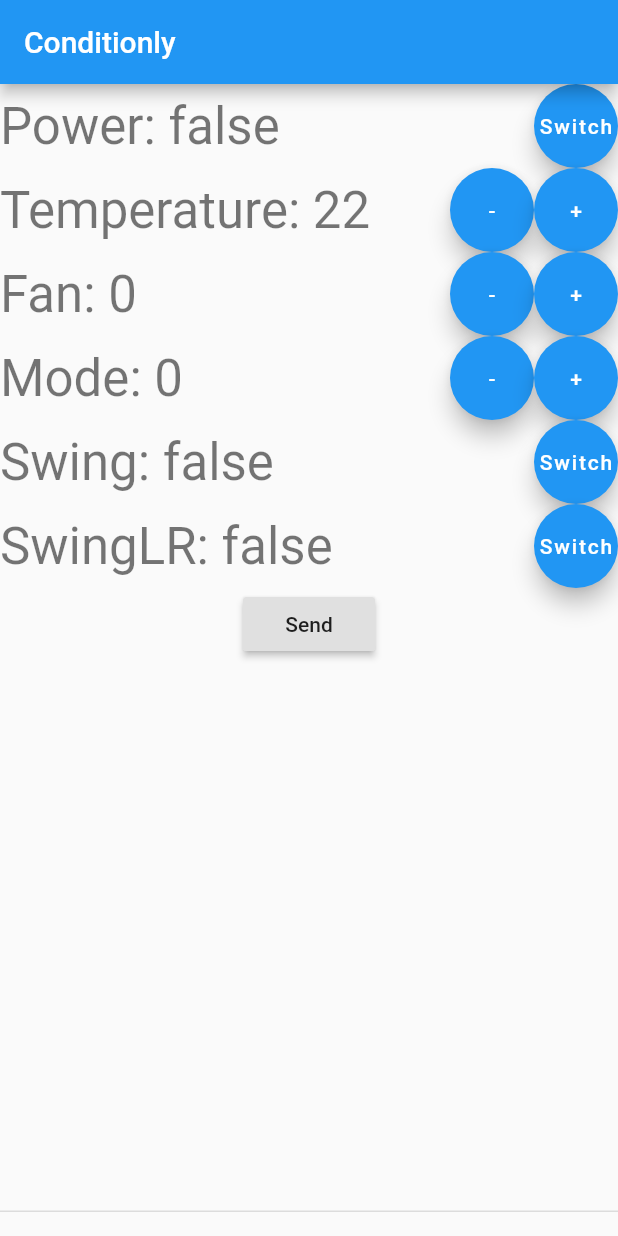
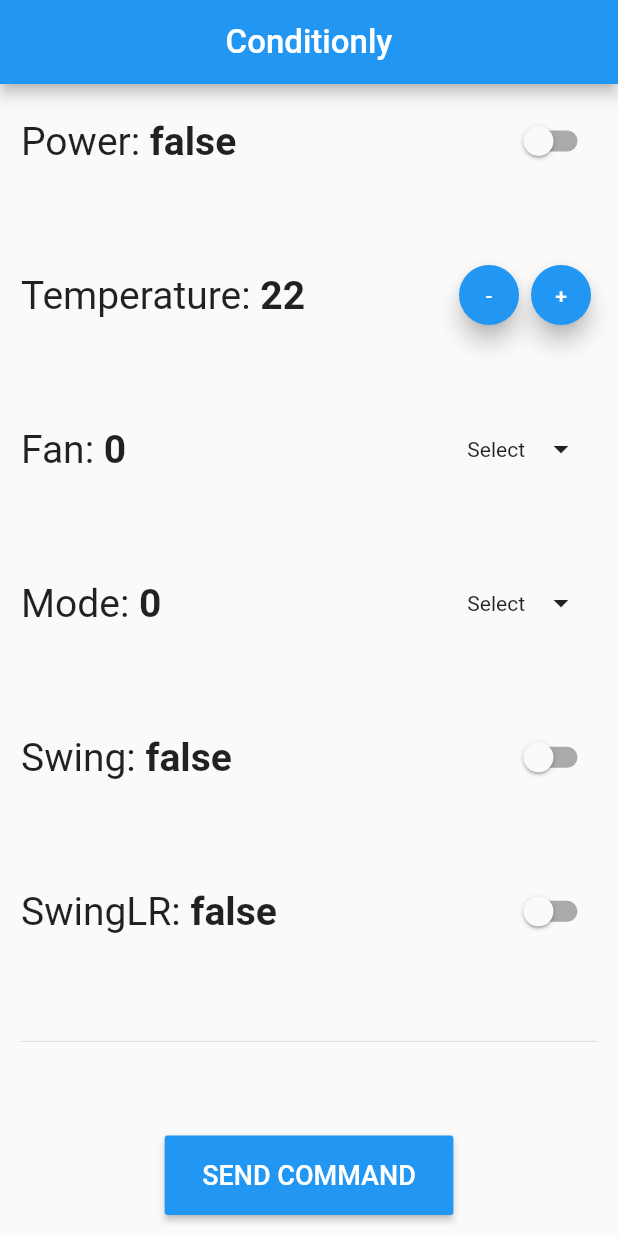
Before and after one commit to alittera/conditionly, a Flutter app: the screen it shows after launch, on a phone screen of 412 x 824 dp. Run offline on Flutter 3.47's test engine with Material 2 defaults, Android fonts, the phone set to English and light mode, and no system bars.

Commit message:
UI improvments

```diff
--- a/conditionly-app/lib/main.dart
+++ b/conditionly-app/lib/main.dart
@@ -159,6 +159,7 @@ class _MyHomePageState extends State<MyHomePage> {
         '"temp":${_tmp}' +
     '}';
     platform.invokeMethod('publishToDevice', {"payload": payload});
+
   }
 
   @override
@@ -173,24 +174,35 @@ class _MyHomePageState extends State<MyHomePage> {
         appBar: new AppBar(
           // Here we take the value from the MyHomePage object that was created by
           // the App.build method, and use it to set our appbar title.
-          title: new Text(widget.title),
+          title: new Text(widget.title, style: TextStyle(fontSize: 22.0)),
+          centerTitle: true,
         ),
-        body: Column(children: <Widget>[
+        body: Padding(padding: EdgeInsets.all(14.0),
+        child: Column(mainAxisAlignment: MainAxisAlignment.spaceBetween, children: <Widget>[
           new Row(
             mainAxisAlignment: MainAxisAlignment.spaceBetween,
             children: <Widget>[
-              new Column(children: <Widget>[
+              new Row(children: <Widget>[
                 new Text(
-                  'Power: $_power',
-                  style: Theme.of(context).textTheme.display1,
+                  'Power: ',
+                  style: TextStyle(fontSize: 26.0),
+                  textAlign: TextAlign.left,
+                ),
+                new Text(
+                  '$_power',
+                  style: TextStyle(fontSize: 26.0, fontWeight: FontWeight.bold),
                   textAlign: TextAlign.left,
                 ),
               ],),
               new Row(children: <Widget>[
-                new FloatingActionButton(
-                  onPressed: _switchPower,
-                  tooltip: '-1',
-                  child: new Text('Switch'),
+                Switch(
+                  value: _power,
+                  onChanged: (value) {
+                    setState(() {
+                      _power = value;
+                    });
+                  },
+
                 ),
               ],),
             ],
@@ -211,22 +223,29 @@ class _MyHomePageState extends State<MyHomePage> {
             // horizontal).
             mainAxisAlignment: MainAxisAlignment.spaceBetween,
             children: <Widget>[
-              new Column(children: <Widget>[
+              new Row(children: <Widget>[
                 new Text(
-                  'Temperature: $_tmp',
-                   style: Theme.of(context).textTheme.display1,
-                   textAlign: TextAlign.left,
-                 ),
+                  'Temperature: ',
+                  style: TextStyle(fontSize: 26.0),
+                  textAlign: TextAlign.left,
+                ),
+                new Text(
+                  '$_tmp',
+                  style: TextStyle(fontSize: 26.0, fontWeight: FontWeight.bold),
+                  textAlign: TextAlign.left,
+                ),
               ],),
               new Row(children: <Widget>[
                 new FloatingActionButton(
                    onPressed: _decrementTmp,
                    tooltip: '-1',
+                   mini: true,
                    child: new Text('-'),
                 ),
                 new FloatingActionButton(
                    onPressed: _incrementTmp,
                    tooltip: '+1',
+                   mini: true,
                    child: new Text('+'),
                 )
               ],),
@@ -235,66 +254,45 @@ class _MyHomePageState extends State<MyHomePage> {
           new Row(
             mainAxisAlignment: MainAxisAlignment.spaceBetween,
             children: <Widget>[
-              new Column(children: <Widget>[
+              new Row(children: <Widget>[
                 new Text(
-                  'Fan: $_fan',
-                  style: Theme.of(context).textTheme.display1,
+                  'Fan: ',
+                  style: TextStyle(fontSize: 26.0),
+                  textAlign: TextAlign.left,
+                ),
+                new Text(
+                  '$_fan',
+                  style: TextStyle(fontSize: 26.0, fontWeight: FontWeight.bold),
                   textAlign: TextAlign.left,
                 ),
               ],),
               new Row(children: <Widget>[
-                new FloatingActionButton(
-                  onPressed: _decrementFan,
-                  tooltip: '-1',
-                  child: new Text('-'),
-                ),
-                new FloatingActionButton(
-                  onPressed: _incrementFan,
-                  tooltip: '+1',
-                  child: new Text('+'),
-                )
-              ],),
-            ],
-          ),
-          new Row(
-            mainAxisAlignment: MainAxisAlignment.spaceBetween,
-            children: <Widget>[
-              new Column(children: <Widget>[
-                new Text(
-                  'Mode: $_mode',
-                  style: Theme.of(context).textTheme.display1,
-                  textAlign: TextAlign.left,
-                ),
-              ],),
-              new Row(children: <Widget>[
-                new FloatingActionButton(
-                  onPressed: _decrementMode,
-                  tooltip: '-1',
-                  child: new Text('-'),
-                ),
-                new FloatingActionButton(
-                  onPressed: _incrementMode,
-                  tooltip: '+1',
-                  child: new Text('+'),
-                )
-              ],),
-            ],
-          ),
-          new Row(
-            mainAxisAlignment: MainAxisAlignment.spaceBetween,
-            children: <Widget>[
-              new Column(children: <Widget>[
-                new Text(
-                  'Swing: $_swing',
-                  style: Theme.of(context).textTheme.display1,
-                  textAlign: TextAlign.left,
-                ),
-              ],),
-              new Row(children: <Widget>[
-                new FloatingActionButton(
-                  onPressed: _switchSwing,
-                  tooltip: '-1',
-                  child: new Text('Switch'),
+                Text("Select"),
+                PopupMenuButton<int>(
+                  icon: Icon(Icons.arrow_drop_down),
+                  onSelected: (int result) { setState(() { _fan = result; }); },
+                  itemBuilder: (BuildContext context) => <PopupMenuEntry<int>>[
+                    const PopupMenuItem(
+                      value: 0,
+                      child: Text('FAN'),
+                    ),
+                    const PopupMenuItem(
+                      value: 1,
+                      child: Text('COOL'),
+                    ),
+                    const PopupMenuItem(
+                      value: 2,
+                      child: Text('DRY'),
+                    ),
+                    const PopupMenuItem(
+                      value: 3,
+                      child: Text('HEAT'),
+                    ),
+                    const PopupMenuItem(
+                      value: 4,
+                      child: Text('AUTO'),
+                    ),
+                  ],
                 ),
               ],),
             ],
@@ -302,35 +300,127 @@ class _MyHomePageState extends State<MyHomePage> {
           new Row(
             mainAxisAlignment: MainAxisAlignment.spaceBetween,
             children: <Widget>[
-              new Column(children: <Widget>[
+              new Row(children: <Widget>[
                 new Text(
-                  'SwingLR: $_swingLR',
-                  style: Theme.of(context).textTheme.display1,
+                  'Mode: ',
+                  style: TextStyle(fontSize: 26.0),
+                  textAlign: TextAlign.left,
+                ),
+                new Text(
+                  '$_mode',
+                  style: TextStyle(fontSize: 26.0, fontWeight: FontWeight.bold),
                   textAlign: TextAlign.left,
                 ),
               ],),
               new Row(children: <Widget>[
-                new FloatingActionButton(
-                  onPressed: _switchSwingLR,
-                  tooltip: '-1',
-                  child: new Text('Switch'),
+                Text("Select"),
+                PopupMenuButton<int>(
+                  icon: Icon(Icons.arrow_drop_down),
+                  onSelected: (int result) { setState(() { _mode = result; }); },
+                  itemBuilder: (BuildContext context) => <PopupMenuEntry<int>>[
+                    const PopupMenuItem(
+                      value: 0,
+                      child: Text('SPEED 1'),
+                    ),
+                    const PopupMenuItem(
+                      value: 1,
+                      child: Text('SPEED 2'),
+                    ),
+                    const PopupMenuItem(
+                      value: 2,
+                      child: Text('SPEED 3'),
+                    ),
+                    const PopupMenuItem(
+                      value: 3,
+                      child: Text('SPEED 4'),
+                    ),
+                    const PopupMenuItem(
+                      value: 4,
+                      child: Text('SPEED 5'),
+                    ),
+                    const PopupMenuItem(
+                      value: 5,
+                      child: Text('AUTO'),
+                    ),
+                    const PopupMenuItem(
+                      value: 6,
+                      child: Text('NIGHT MODE'),
+                    ),
+                  ],
                 ),
               ],),
             ],
           ),
           new Row(
-            mainAxisAlignment: MainAxisAlignment.spaceAround,
+            mainAxisAlignment: MainAxisAlignment.spaceBetween,
+            children: <Widget>[
+              new Row(children: <Widget>[
+                new Text(
+                  'Swing: ',
+                  style: TextStyle(fontSize: 26.0),
+                  textAlign: TextAlign.left,
+                ),
+                new Text(
+                  '$_swing',
+                  style: TextStyle(fontSize: 26.0, fontWeight: FontWeight.bold),
+                  textAlign: TextAlign.left,
+                ),
+              ],),
+              new Row(children: <Widget>[
+                Switch(
+                  value: _swing,
+                  onChanged: (value) {
+                    setState(() {
+                      _swing = value;
+                    });
+                  },
+                ),
+              ],),
+            ],
+          ),
+          new Row(
+            mainAxisAlignment: MainAxisAlignment.spaceBetween,
+            children: <Widget>[
+              new Row(children: <Widget>[
+                new Text(
+                  'SwingLR: ',
+                  style: TextStyle(fontSize: 26.0),
+                  textAlign: TextAlign.left,
+                ),
+                new Text(
+                  '$_swingLR',
+                  style: TextStyle(fontSize: 26.0, fontWeight: FontWeight.bold),
+                  textAlign: TextAlign.left,
+                ),
+              ],),
+              new Row(children: <Widget>[
+                Switch(
+                  value: _swingLR,
+                  onChanged: (value) {
+                    setState(() {
+                      _swingLR = value;
+                    });
+                  },
+                ),
+              ],),
+            ],
+          ),
+          new Divider(),
+          new Row(
+            crossAxisAlignment: CrossAxisAlignment.center,
+            mainAxisAlignment: MainAxisAlignment.center,
+
             children: <Widget>[
                 new RaisedButton(
                   onPressed: _publishToCond,
-                  child: new Text('Send'),
+                  child: new Text('SEND COMMAND', style: TextStyle(fontSize: 18.0, color: Colors.white)),
+                  color: Colors.blue,
+                  padding: EdgeInsets.symmetric(horizontal: 25.0, vertical: 16.0), // gives padding to the button),
                 ),
             ],
           ),
         ],),
-        persistentFooterButtons: [
-
-          // This trailing comma makes auto-formatting nicer for build methods.
-        ]);
+        ),
+    );
   }
 }
```
